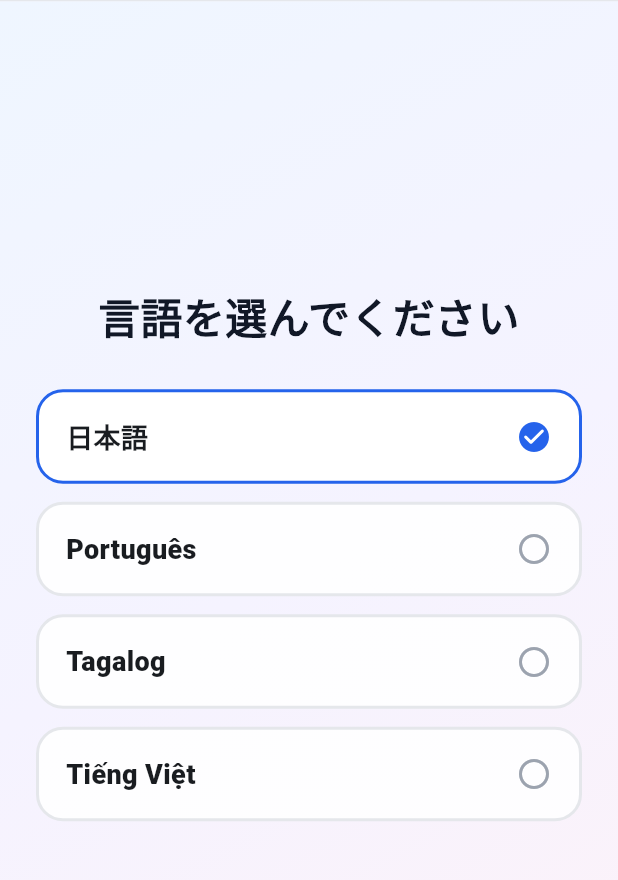
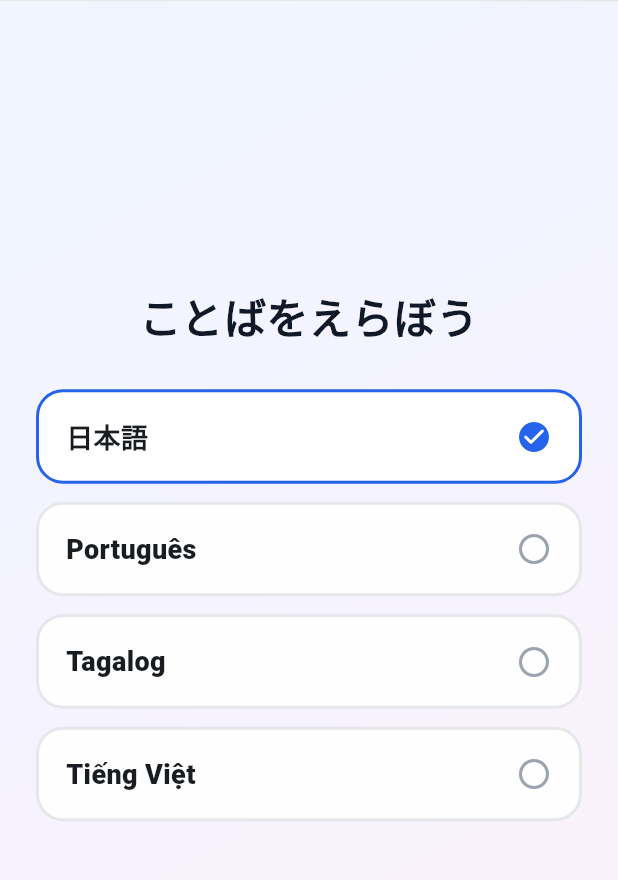
Before and after one commit to alex3333python/syuwa-study, a Flutter app: the screen it shows after launch, on a phone screen of 412 x 824 dp, the part 114-994 px from its top. Run offline on Flutter 3.47's test engine with Material 3 defaults, Android fonts, the phone set to English and light mode, and no system bars; our stand-ins replace flutter_tts, shared_preferences, video_player; Roboto replaces fonts that are missing (GenInterfaceJP).

Commit message:
Simplify language-select and coming-soon copy.
Rename the picker title to ことばをえらぼう and drop the extra blurb under 次の単元も準備中.

Co-authored-by: Noeru Sugiyama <alex3333python@users.noreply.github.com>

```diff
--- a/lib/screens/language_select_screen.dart
+++ b/lib/screens/language_select_screen.dart
@@ -33,7 +33,7 @@ class LanguageSelectScreen extends StatelessWidget {
               crossAxisAlignment: CrossAxisAlignment.stretch,
               children: [
                 const Text(
-                  '言語を選んでください',
+                  'ことばをえらぼう',
                   textAlign: TextAlign.center,
                   style: TextStyle(
                     fontSize: 28,
```
